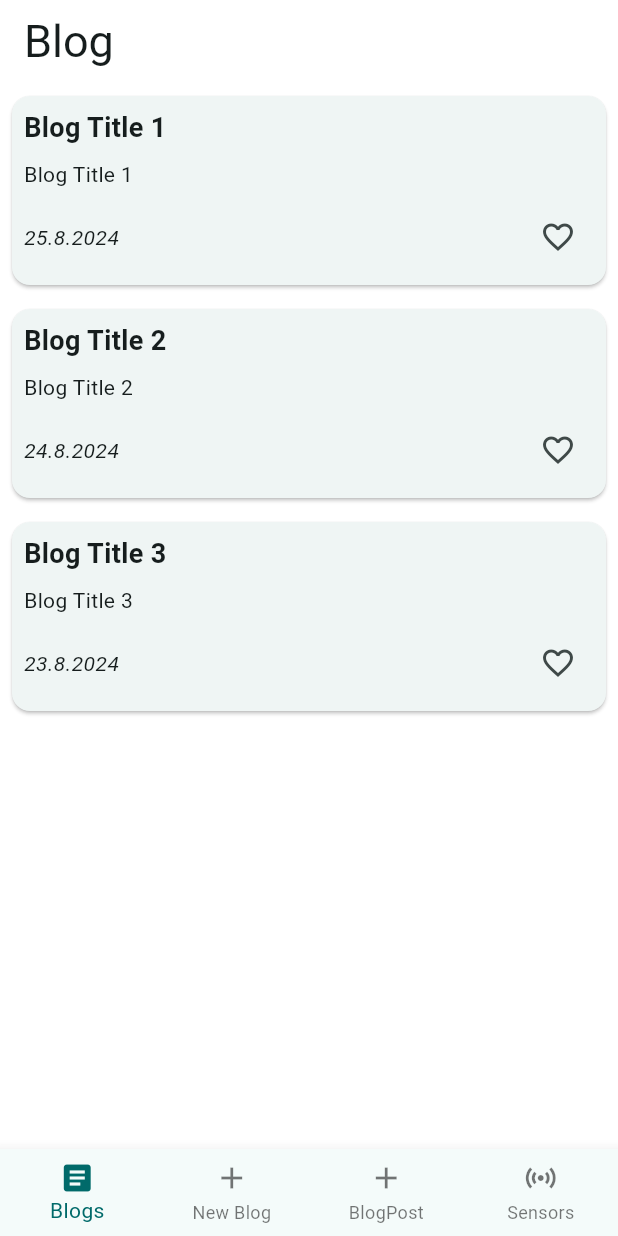
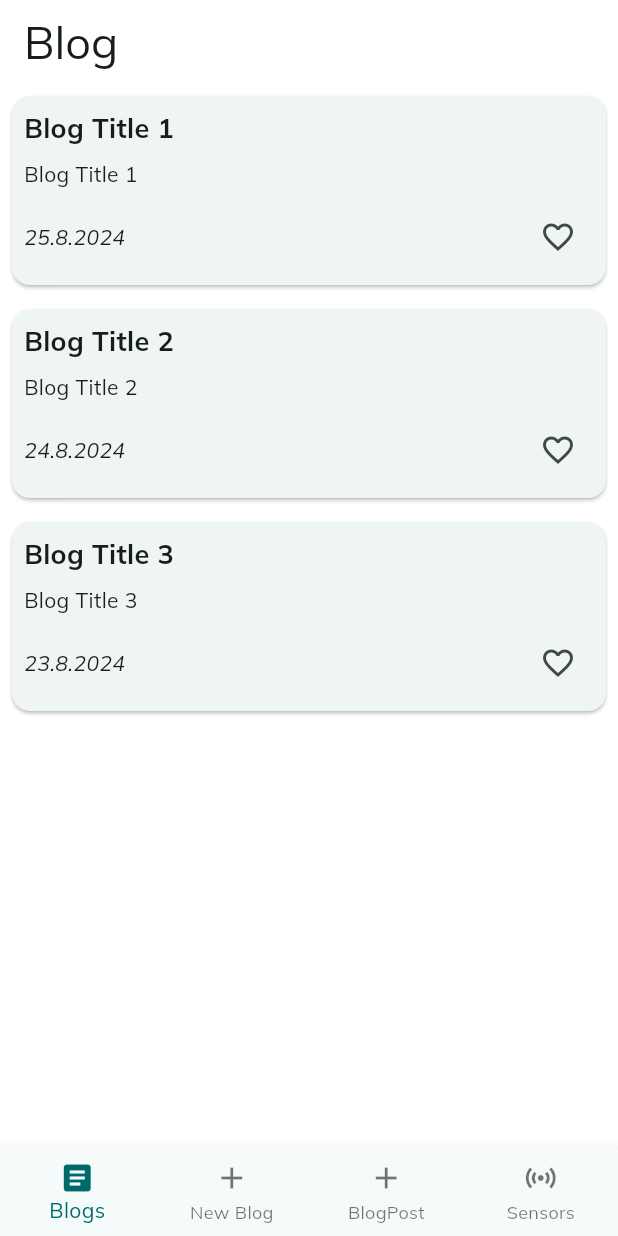
Before and after one commit to TukaWarrior/hftm_MobileComputing_Project_BlogProject, a Flutter app: the screen it shows after launch, on a phone screen of 412 x 824 dp. Run offline on Flutter 3.47's test engine with Material 3 defaults, Android fonts, the phone set to English and light mode, and no system bars.

Commit message:
Added new font family in themes.dart

```diff
--- a/lib/settings/theme.dart
+++ b/lib/settings/theme.dart
@@ -4,6 +4,7 @@ final ThemeData theme = ThemeData(
   useMaterial3: true,
   colorScheme: ColorScheme.fromSeed(seedColor: Colors.cyanAccent),
   scaffoldBackgroundColor: const ColorScheme.light().surfaceContainerHighest,
+  fontFamily: "Mulish",
   appBarTheme: AppBarTheme(
     backgroundColor: const ColorScheme.light().surfaceContainerHighest,
   ),
```
